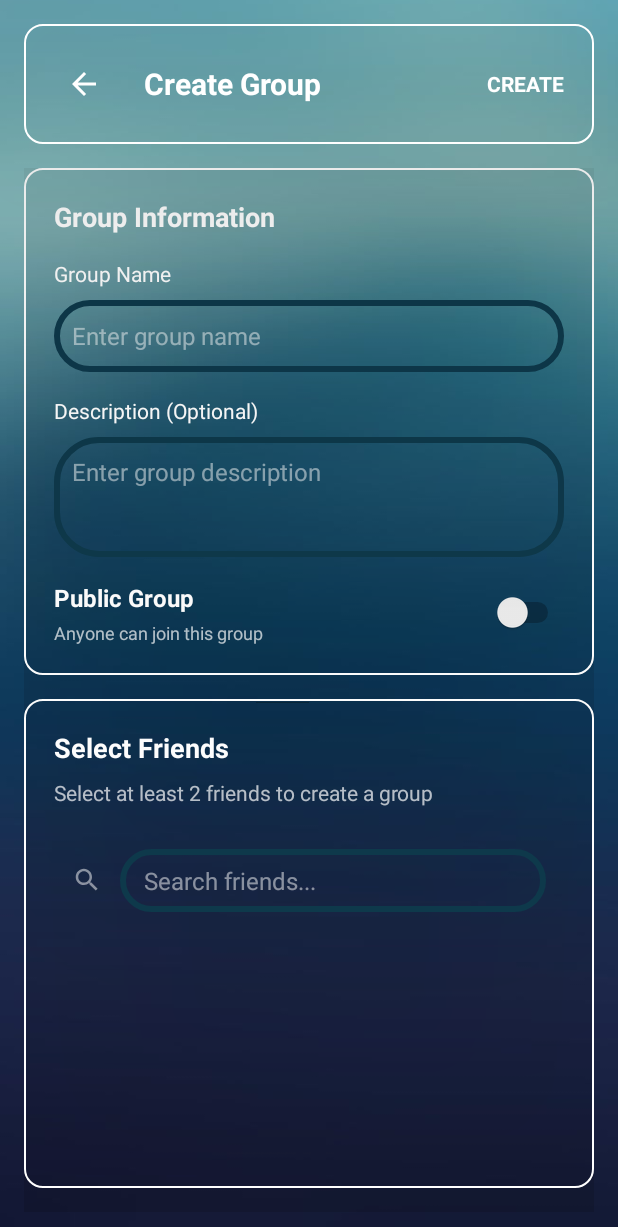
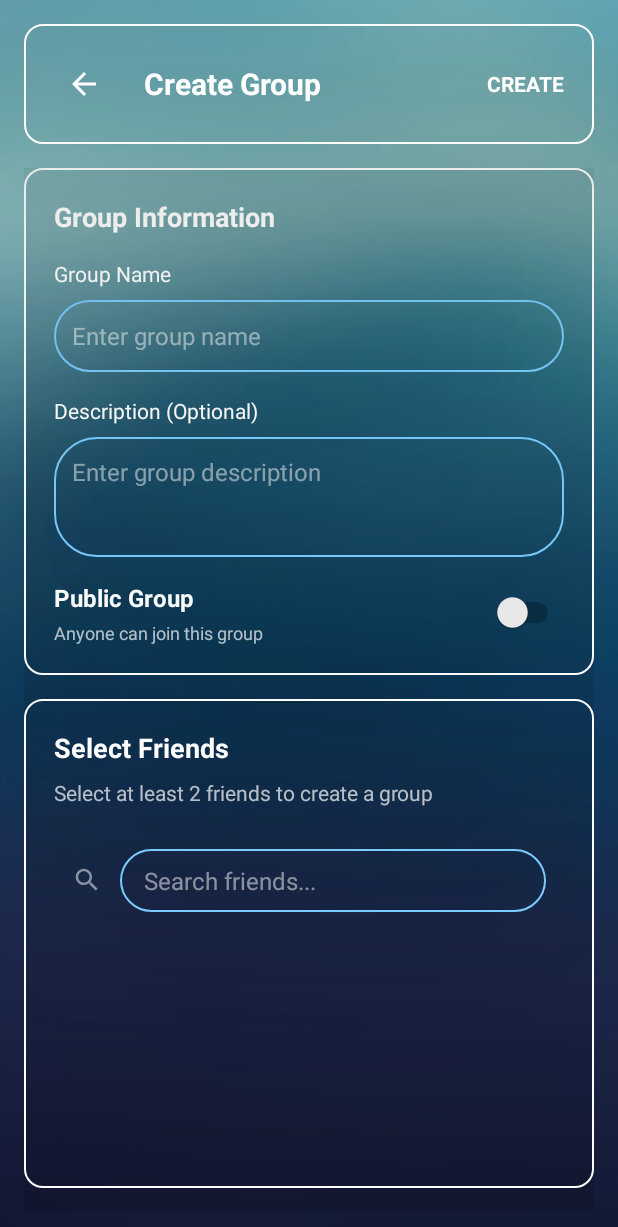
Before and after one commit to phu142857/chatappJava-NodejsServer, an Android app: the CreateGroupActivity screen opened directly, with no data from a screen before it, on a phone screen of 412 x 824 dp. Shown: the top 1227 px of the screen. Run offline under Robolectric (Android 15) with nearby library versions, the phone set to English and light mode, and no system bars; our stand-ins replace Picasso; pictures from the network do not load; 1 statement that could not run was skipped.

Commit message:
enhance design

```diff
--- a/Client/app/src/main/res/drawable/input_pill.xml
+++ b/Client/app/src/main/res/drawable/input_pill.xml
@@ -10,8 +10,8 @@
 
     <!-- Viền -->
     <stroke
-        android:width="4dp"
-        android:color="@color/primary_color" />
+        android:width="1dp"
+        android:color="@color/gradient_end" />
 
     <!-- Padding bên trong -->
     <padding
```
